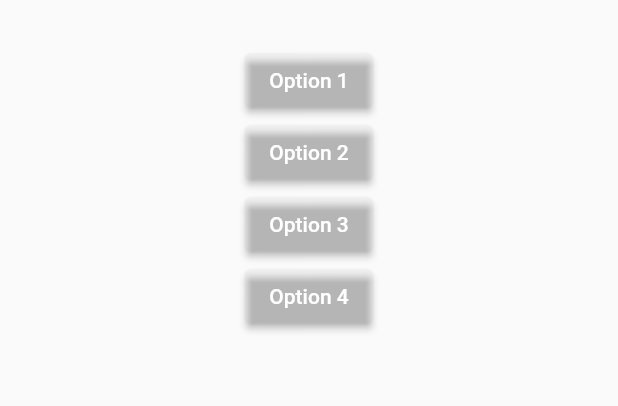
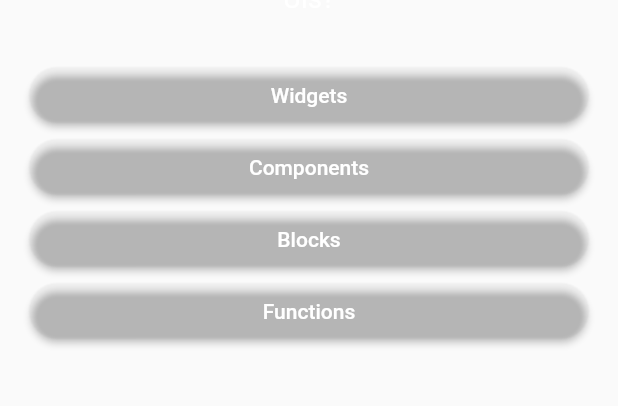
Before and after one commit to Athiqul/questionsAppFlutter, a Flutter app: the Questions widget shown alone on an empty page, opened directly, on a phone screen of 412 x 824 dp, the part 469-875 px from its top. Run offline on Flutter 3.47's test engine with Material 2 defaults, Android fonts, the phone set to English and light mode, and no system bars.

Commit message:
Working with list questions

```diff
--- a/lib/data/questions.dart
+++ b/lib/data/questions.dart
@@ -1,6 +1,6 @@
 import 'package:question_app/models/questions_model.dart';
 
-const questions = [
+const listOfq = [
   QuestionModel(
     'What are the main building blocks of Flutter UIs?',
     [
--- a/lib/question.dart
+++ b/lib/question.dart
@@ -1,4 +1,7 @@
 import 'package:flutter/material.dart';
+import 'package:question_app/usable/reuse_button.dart';
+//getting data
+import 'package:question_app/data/questions.dart';
 
 class Questions extends StatefulWidget {
   const Questions({super.key});
@@ -9,44 +12,44 @@ class Questions extends StatefulWidget {
 }
 
 class _QuestionsState extends State<Questions> {
+  var current = 0;
+
+  void onTap() {
+    setState(() {
+      current++;
+      if (current >= listOfq.length) {
+        current = 0;
+      }
+    });
+  }
+
   @override
   Widget build(context) {
     return SizedBox(
       width: double.infinity,
+      child: Container(
+        margin: const EdgeInsets.all(20),
         child: Column(
           mainAxisAlignment: MainAxisAlignment.center,
+          crossAxisAlignment: CrossAxisAlignment.stretch,
           children: [
-          const Text(
-            'Question ............?',
-            style: TextStyle(
+            Text(
+              listOfq[current].question,
+              softWrap: true,
+              textAlign: TextAlign.center,
+              style: const TextStyle(
                   color: Colors.white,
-              fontSize: 20,
-            ),
+                  fontSize: 18,
+                  overflow: TextOverflow.visible),
             ),
             const SizedBox(
               height: 30,
             ),
-          ElevatedButton(
-              onPressed: () {},
-              style:
-                  ElevatedButton.styleFrom(backgroundColor: Colors.transparent),
-              child: const Text('Option 1')),
-          ElevatedButton(
-              onPressed: () {},
-              style:
-                  ElevatedButton.styleFrom(backgroundColor: Colors.transparent),
-              child: const Text('Option 2')),
-          ElevatedButton(
-              onPressed: () {},
-              style:
-                  ElevatedButton.styleFrom(backgroundColor: Colors.transparent),
-              child: const Text('Option 3')),
-          ElevatedButton(
-              onPressed: () {},
-              style:
-                  ElevatedButton.styleFrom(backgroundColor: Colors.transparent),
-              child: const Text('Option 4')),
+            ...listOfq[current].guess.map((item) {
+              return ReuseButton(onTap: onTap, guess: item);
+            }),
           ],
+        ),
       ),
     );
   }
--- a/lib/usable/reuse_button.dart
+++ b/lib/usable/reuse_button.dart
@@ -1 +1,19 @@
 import 'package:flutter/material.dart';
+
+class ReuseButton extends StatelessWidget {
+  const ReuseButton({super.key, required this.onTap, required this.guess});
+  final void Function() onTap;
+  final String guess;
+  @override
+  Widget build(context) {
+    return ElevatedButton(
+        onPressed: onTap,
+        style: ElevatedButton.styleFrom(
+            backgroundColor: Colors.transparent,
+            foregroundColor: Colors.white,
+            shape:
+                RoundedRectangleBorder(borderRadius: BorderRadius.circular(40)),
+            padding: const EdgeInsets.symmetric(vertical: 10, horizontal: 40)),
+        child: Text(guess));
+  }
+}
```
Lines whose indentation alone changed are shown as unchanged.
